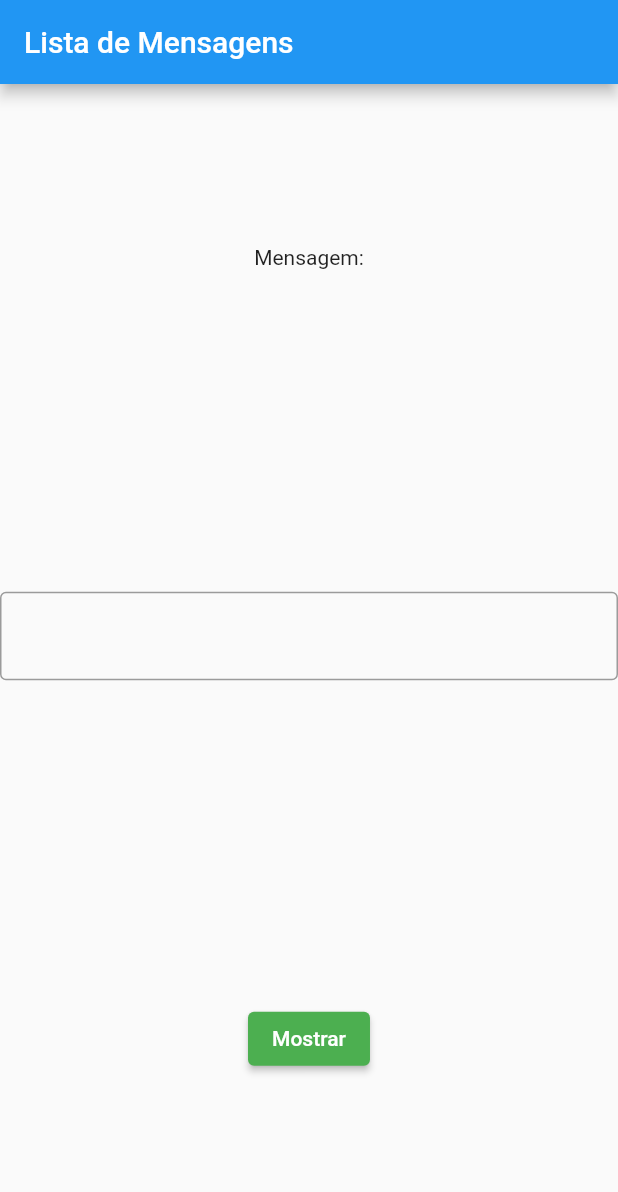
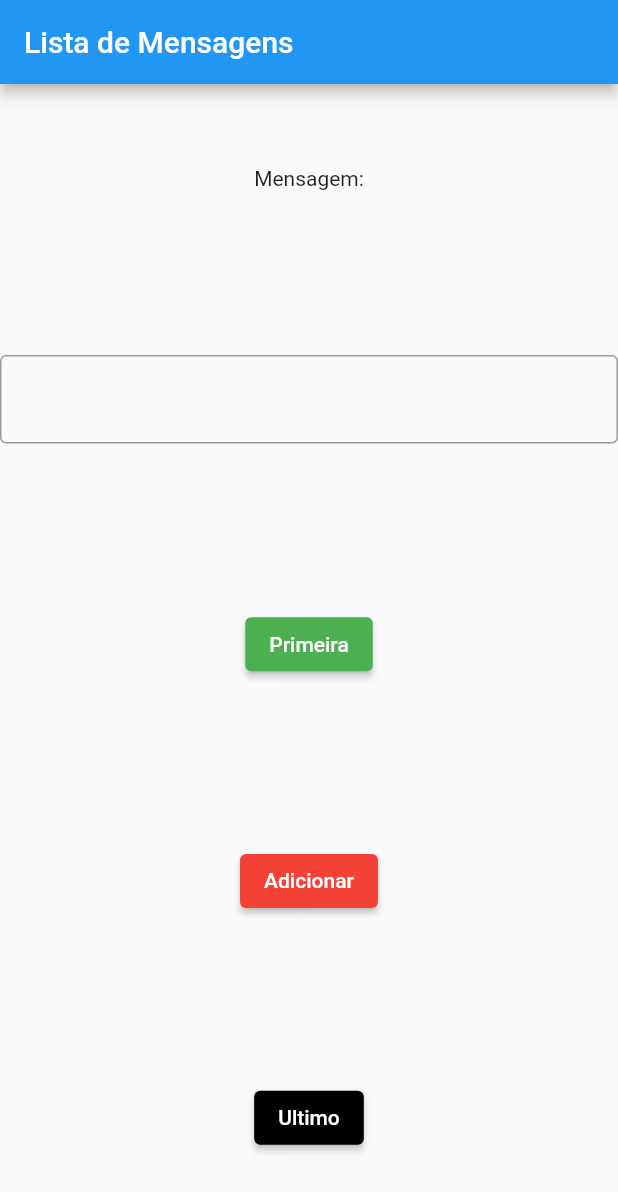
Before and after one commit to igorrodriguesss/flutter-lista-mensagens, a Flutter app: the screen it shows after launch, on a phone screen of 412 x 824 dp. Shown: the top 1192 px of the screen. Run offline on Flutter 3.47's test engine with Material 2 defaults, Android fonts, the light colour scheme and no system bars.

Commit message:
Ultimo botao

```diff
--- a/lib/main.dart
+++ b/lib/main.dart
@@ -13,13 +13,34 @@ class Principal extends StatefulWidget {
 }
 
 class _PrincipalEstado extends State<Principal> {
+  List<String> mensagens = List.empty(growable: true);
   final myController = TextEditingController();
+  int iAtual = -1;
 
-  void _mostra() {
+  void _adiciona() {
     setState(() {
-      print("Mensagem:${myController.text}");
+      mensagens.add(myController.text);
+      print(
+          "Última Mensagem: ${myController.text} \nQuantidade de mensagens:${mensagens.length}");
 
       myController.clear();
+    });
+  }
+
+  void _primeira() {
+    setState(() {
+      if (mensagens.isNotEmpty) {
+        myController.text = mensagens[0];
+        iAtual = 0;
+      }
+    });
+  }
+
+  void _ultimo() {
+    setState(() {
+      if (mensagens.isNotEmpty) {
+        myController.text = mensagens[mensagens.length - 1];
+      }
     });
   }
 
@@ -48,9 +69,27 @@ class _PrincipalEstado extends State<Principal> {
                             MaterialStateProperty.all<Color>(Colors.green),
                       ),
                       onPressed: () {
-                        _mostra();
+                        _primeira();
                       },
-                      child: const Text("Mostrar"))
+                      child: const Text("Primeira")),
+                  ElevatedButton(
+                      style: ButtonStyle(
+                        backgroundColor:
+                            MaterialStateProperty.all<Color>(Colors.red),
+                      ),
+                      onPressed: () {
+                        _adiciona();
+                      },
+                      child: const Text('Adicionar')),
+                  ElevatedButton(
+                      style: ButtonStyle(
+                        backgroundColor:
+                            MaterialStateProperty.all<Color>(Colors.black),
+                      ),
+                      onPressed: () {
+                        _ultimo();
+                      },
+                      child: const Text('Ultimo')),
                 ],
               ),
             )));
```
